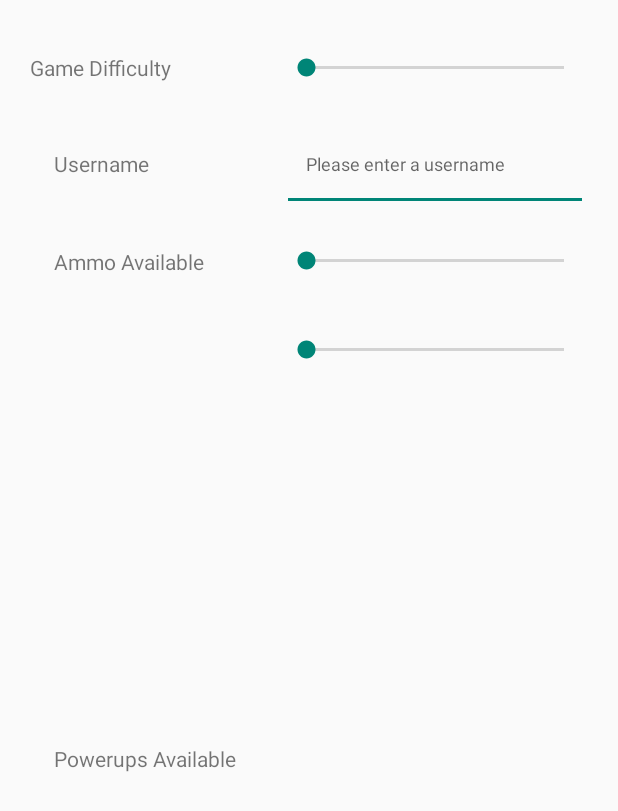
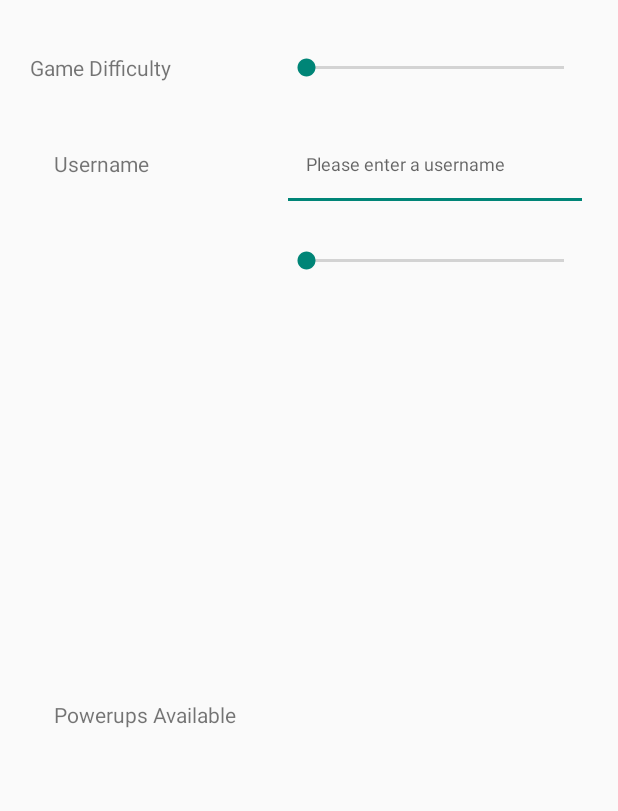
Before and after one commit to ggarofalo1/spaceInvaderApp, an Android app: the layout fragment_settings.xml on its own in the app's theme, with its tools: preview values and no code run, on a phone screen of 412 x 824 dp. Shown: the top 811 px of the screen. Run offline under Robolectric (Android 15) with nearby library versions, the phone set to English and light mode, and no system bars.

Commit message:
Removed ammo from options menu.

```diff
--- a/app/src/main/java/com/spaceisgreat/www/invaderapp/GameSurface.java
+++ b/app/src/main/java/com/spaceisgreat/www/invaderapp/GameSurface.java
@@ -23,8 +23,6 @@ import android.util.Log;
 import android.view.WindowManager;
 import android.widget.Toast;
 
-import java.util.Random;
-
 /*
 simulates the surface of the game is an extension of surface view
  */
@@ -37,7 +35,6 @@ public class GameSurface extends SurfaceView implements SurfaceHolder.Callback {
     private Context context;
 
     private static int theDifficulty = 0;
-    private static int numAmmo = 1000;
     private static int numSupers = 2;
     private static int numRocks = 2;
     private static String theUsername = "";
@@ -271,7 +268,7 @@ public class GameSurface extends SurfaceView implements SurfaceHolder.Callback {
         }
     }
 
-    public void updateSettings(int difficulty, int powerups, int ammo, String username) {
+    public void updateSettings(int difficulty, int powerups, String username) {
         theDifficulty = difficulty;
         if (theDifficulty == 0) {
             numRocks = 2;
@@ -282,7 +279,6 @@ public class GameSurface extends SurfaceView implements SurfaceHolder.Callback {
         }
 
         numSupers = powerups;
-        numAmmo = ammo;
         theUsername = username;
     }
 
--- a/app/src/main/res/layout/fragment_settings.xml
+++ b/app/src/main/res/layout/fragment_settings.xml
@@ -67,34 +67,6 @@
         android:textSize="12sp" />
 
     <TextView
-        android:id="@+id/ammoTextView"
-        android:layout_width="wrap_content"
-        android:layout_height="wrap_content"
-        android:paddingLeft="@dimen/activity_horizontal_margin"
-        android:paddingTop="@dimen/activity_vertical_margin"
-        android:paddingRight="@dimen/activity_horizontal_margin"
-        android:paddingBottom="@dimen/activity_vertical_margin"
-        android:layout_row="2"
-        android:layout_column="0"
-        android:layout_gravity="right|center_vertical"
-        android:ems="10"
-        android:inputType="textPersonName"
-        android:text="@string/ammo" />
-
-    <SeekBar
-        android:id="@+id/ammoSeekbar"
-        android:layout_width="wrap_content"
-        android:layout_height="wrap_content"
-        android:paddingLeft="@dimen/activity_horizontal_margin"
-        android:paddingTop="@dimen/activity_vertical_margin"
-        android:paddingRight="@dimen/activity_horizontal_margin"
-        android:paddingBottom="@dimen/activity_vertical_margin"
-        android:layout_row="2"
-        android:layout_column="1"
-        android:layout_gravity="fill_horizontal"
-        android:max="100" />
-
-    <TextView
         android:id="@+id/powerupTextView"
         android:layout_width="wrap_content"
         android:layout_height="wrap_content"
```
Also changed, not shown: app/src/main/java/com/spaceisgreat/www/invaderapp/SettingsDialogFragment.java (+1 -22 lines).
